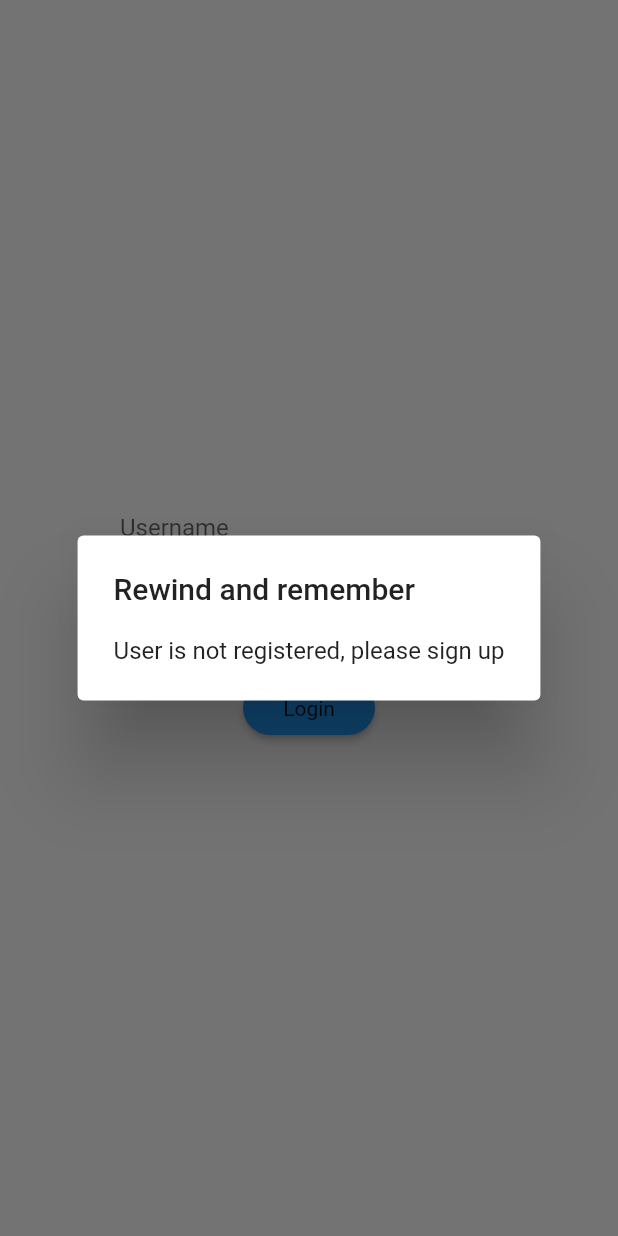
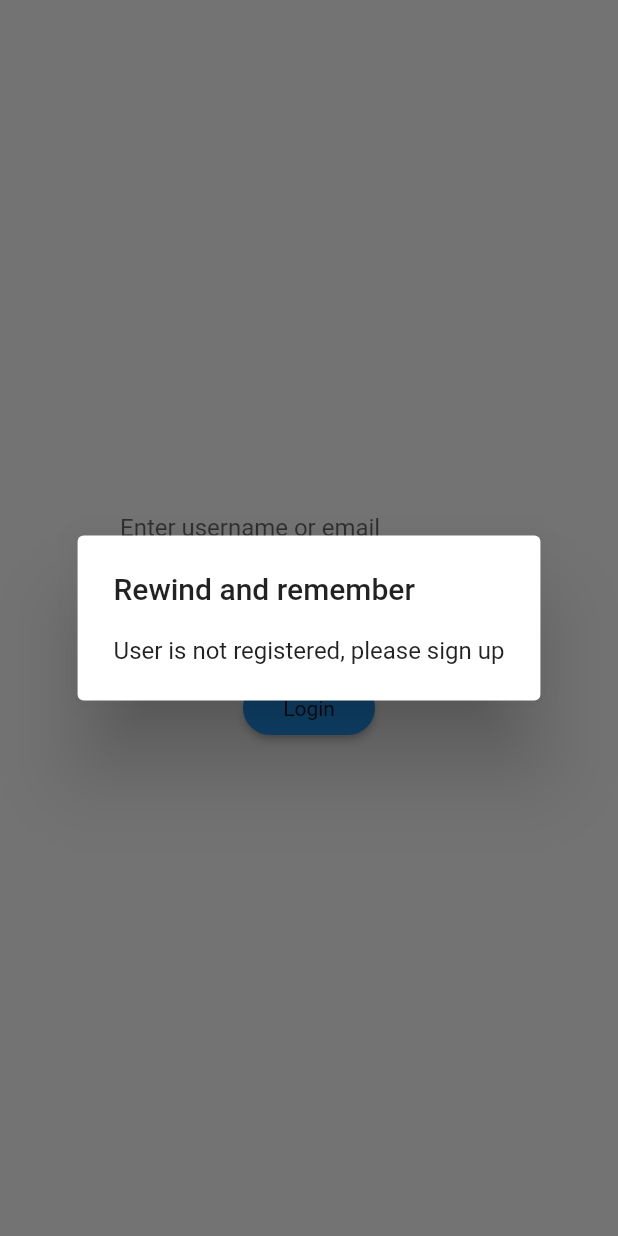
Before and after one commit to antklim/flutter_simple_app, a Flutter app: the Login screen opened by its route, after a tap on "Login", on a phone screen of 412 x 824 dp. Run offline on Flutter 3.47's test engine with Material 2 defaults, Android fonts, the phone set to English and light mode, and no system bars.

```diff
--- a/lib/models/stub_data.dart
+++ /dev/null
@@ -1,9 +0,0 @@
-import 'package:simple_app/models/user.dart';
-
-class StubUsers {
-  static List<User> users = [
-    User(username: 'u1', password: 'p1'),
-    User(username: 'u2', password: 'p2'),
-    User(username: 'u3', password: 'p3'),
-  ];
-}
--- a/lib/screens/login.dart
+++ b/lib/screens/login.dart
@@ -1,6 +1,6 @@
 import 'package:flutter/material.dart';
-import 'package:simple_app/models/stub_data.dart';
 import 'package:simple_app/models/user.dart';
+import 'package:simple_app/services/auth_service.dart';
 
 class Login extends StatefulWidget {
   @override
@@ -10,16 +10,16 @@ class Login extends StatefulWidget {
 class _LoginState extends State<Login> {
   final _usernameController = TextEditingController();
   final _passwordController = TextEditingController();
-  final _usersList = StubUsers.users;
 
   Future<void> _onPressed(BuildContext context) async {
-    final user = User(
-        username: _usernameController.text, password: _passwordController.text);
-
-    final isRegistered = _usersList.contains(user);
+    final username = _usernameController.text;
+    final password = _passwordController.text;
+    final isRegistered =
+        AuthService.login(username: username, password: password);
 
     if (isRegistered) {
-      Navigator.pushReplacementNamed(context, '/home');
+      final user = User(username: username, password: password);
+      Navigator.pushReplacementNamed(context, '/home', arguments: user);
     } else {
       return showDialog(
           context: context,
@@ -50,7 +50,7 @@ class _LoginState extends State<Login> {
             children: <Widget>[
               TextField(
                 decoration: InputDecoration(
-                  hintText: 'Username',
+                  hintText: 'Enter username or email',
                 ),
                 controller: _usernameController,
               ),
--- /dev/null
+++ b/lib/services/auth_service.dart
@@ -0,0 +1,14 @@
+import 'package:flutter/foundation.dart';
+
+final _registeredUsers = const {
+  'u1': 'p1',
+  'u2': 'p2',
+  'u3': 'p3',
+};
+
+class AuthService {
+  static bool login({@required String username, @required String password}) {
+    final _userPassword = _registeredUsers[username];
+    return _userPassword != null && _userPassword == password;
+  }
+}
```
